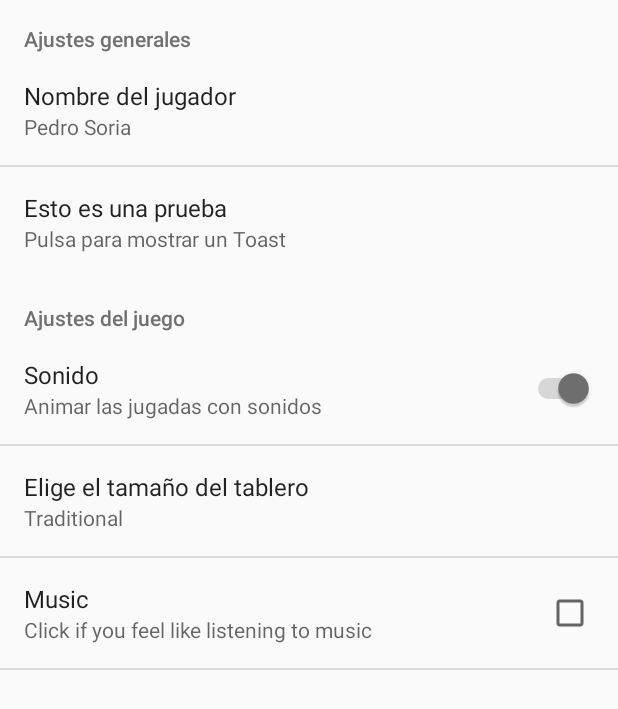
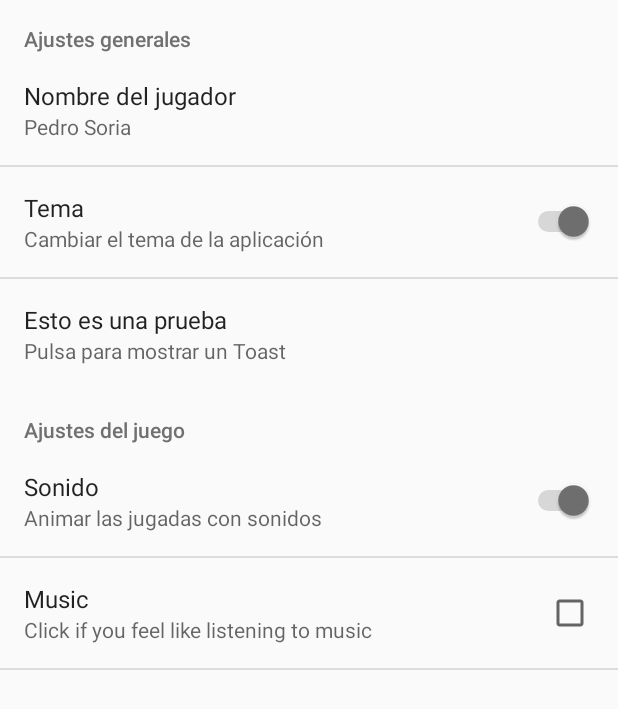
Before and after one commit to danielss24/DADM_4, an Android app: the SettingsActivity screen opened directly, with no data from a screen before it, on a phone screen of 412 x 824 dp. Shown: the top 709 px of the screen. Run offline under Robolectric (Android 15) with nearby library versions, the phone set to English and light mode, and no system bars.

Commit message:
Creo que ya se como van

```diff
--- a/app/src/main/AndroidManifest.xml
+++ b/app/src/main/AndroidManifest.xml
@@ -14,8 +14,6 @@
         <activity
                 android:name=".activities.SettingsActivity"
                 android:label="@string/title_activity_settings">
-        </activity>
-        <activity android:name=".activities.Options">
         </activity>
         <activity android:name=".activities.RoundListActivity">
         </activity>
--- a/app/src/main/java/com/example/cuatroenraya/activities/SettingsActivity.kt
+++ b/app/src/main/java/com/example/cuatroenraya/activities/SettingsActivity.kt
@@ -18,6 +18,9 @@ import android.text.TextUtils
 import android.view.MenuItem
 import android.widget.Toast
 import com.example.cuatroenraya.R
+
+
+
 
 /**
  * A [PreferenceActivity] that presents a set of application settings. On
@@ -87,13 +90,28 @@ class SettingsActivity : AppCompatPreferenceActivity() {
             // updated to reflect the new value, per the Android Design
             // guidelines.
             bindPreferenceSummaryToValue(findPreference("display_name_text"))
-            bindPreferenceSummaryToValue(findPreference("boardsize_list"))
+            //bindPreferenceSummaryToValue(findPreference("boardsize_list"))
+
+            var themeSwitch = findPreference("theme_switch"); //Preference Key
             val preference = findPreference("prueba")
             preference.onPreferenceClickListener = Preference.OnPreferenceClickListener{
                 Toast.makeText(activity, "Preferencia pulsada", Toast.LENGTH_LONG).show()
                 true
             }
+
+
+            themeSwitch.onPreferenceClickListener = Preference.OnPreferenceClickListener{
+                Toast.makeText(activity, "theme_switch pulsada", Toast.LENGTH_LONG).show()
+                true
+            }
+
+            //You can read preference value anywhere in the app like following.
+            val sharedPreferences = PreferenceManager.getDefaultSharedPreferences(activity)
+            val isChecked = sharedPreferences.getBoolean("theme_switch", false)
+            Toast.makeText(activity, "isChecked : $isChecked", Toast.LENGTH_LONG).show()
+
         }
+
 
         override fun onOptionsItemSelected(item: MenuItem): Boolean {
             val id = item.itemId
@@ -224,20 +242,6 @@ class SettingsActivity : AppCompatPreferenceActivity() {
             return context.resources.configuration.screenLayout and Configuration.SCREENLAYOUT_SIZE_MASK >= Configuration.SCREENLAYOUT_SIZE_XLARGE
         }
 
-        val BOARDSIZE_KEY = "boardsize_list"
-        val BOARDSIZE_DEFAULT = "3"
-        fun getBoardSize(context: Context): String {
-            return PreferenceManager.getDefaultSharedPreferences(context)
-                .getString(BOARDSIZE_KEY, BOARDSIZE_DEFAULT)
-        }
-        fun setBoardsize(context: Context, size: Int) {
-            val sharedPreferences = PreferenceManager
-                .getDefaultSharedPreferences(context)
-            val editor = sharedPreferences.edit()
-            editor.putInt(SettingsActivity.BOARDSIZE_KEY, size)
-            editor.commit()
-        }
-
         /**
          * Binds a preference's summary to its value. More specifically, when the
          * preference's value is changed, its summary (line of text below the
--- a/app/src/main/res/menu/menu.xml
+++ b/app/src/main/res/menu/menu.xml
@@ -10,6 +10,6 @@
     <item
             android:id="@+id/menu_item_settings"
             android:icon="@drawable/ic_more_vert_black_24dp"
-            android:title="@string/new_round"
+            android:title=""
             app:showAsAction="ifRoom|withText" />
 </menu>
--- a/app/src/main/res/values/arrays.xml
+++ b/app/src/main/res/values/arrays.xml
@@ -1,12 +1,3 @@
 <resources>
-    <string-array name="pref_game_level_list_titles">
-        <item>Traditional</item>
-        <item>4 wheel drive</item>
-        <item>Five nights</item>
-    </string-array>
-    <string-array name="pref_game_level_list_values">
-        <item>3</item>
-        <item>4</item>
-        <item>5</item>
-    </string-array>
+
 </resources>
--- a/app/src/main/res/values/colors.xml
+++ b/app/src/main/res/values/colors.xml
@@ -8,4 +8,9 @@
     <color name="colorNoPlayer">#E1E8CB</color>
     <color name="colorTablero">#E1AE56</color>
 
+    <color name="colorPrimary_Blue">#1C9AB6</color>
+    <color name="colorPrimaryDark_Blue">#0F0C8C </color>
+    <color name="colorAccent_Blue">#E7BB20</color>
+
+
 </resources>
--- a/app/src/main/res/xml/pref_general.xml
+++ b/app/src/main/res/xml/pref_general.xml
@@ -1,6 +1,7 @@
 <android.preference.PreferenceScreen
         xmlns:android="http://schemas.android.com/apk/res/android">
     <PreferenceCategory android:title="Ajustes generales">
+
         <EditTextPreference
                 android:capitalize="words"
                 android:defaultValue="@string/pref_default_display_name"
@@ -10,29 +11,32 @@
                 android:selectAllOnFocus="true"
                 android:singleLine="true"
                 android:title="Nombre del jugador" />
+
+        <SwitchPreference
+                android:defaultValue="true"
+                android:key="theme_switch"
+                android:summary="Cambiar el tema de la aplicación"
+                android:title="Tema" />
+
         <Preference
                 android:key="prueba"
                 android:summary="Pulsa para mostrar un Toast"
                 android:title="Esto es una prueba" />
+
     </PreferenceCategory>
     <PreferenceCategory android:title="Ajustes del juego">
+
         <SwitchPreference
                     android:defaultValue="true"
                     android:key="music_switch"
                     android:summary="Animar las jugadas con sonidos"
                     android:title="Sonido" />
-    <ListPreference
-    android:defaultValue="3"
-            android:entries="@array/pref_game_level_list_titles"
-            android:entryValues="@array/pref_game_level_list_values"
-            android:key="boardsize_list"
-            android:negativeButtonText="@null"
-            android:positiveButtonText="@null"
-            android:title="Elige el tamaño del tablero" />
+
         <CheckBoxPreference
             android:key="music"
             android:summary="Click if you feel like listening to music"
             android:title="Music"
             android:defaultValue="false"/>
+
     </PreferenceCategory>
 </android.preference.PreferenceScreen>
```
Also changed, not shown: app/src/main/java/com/example/cuatroenraya/activities/MainActivity.kt (+13 -0 lines), app/src/main/res/values/styles.xml (+7 -0 lines). Lines whose indentation alone changed are shown as unchanged.
